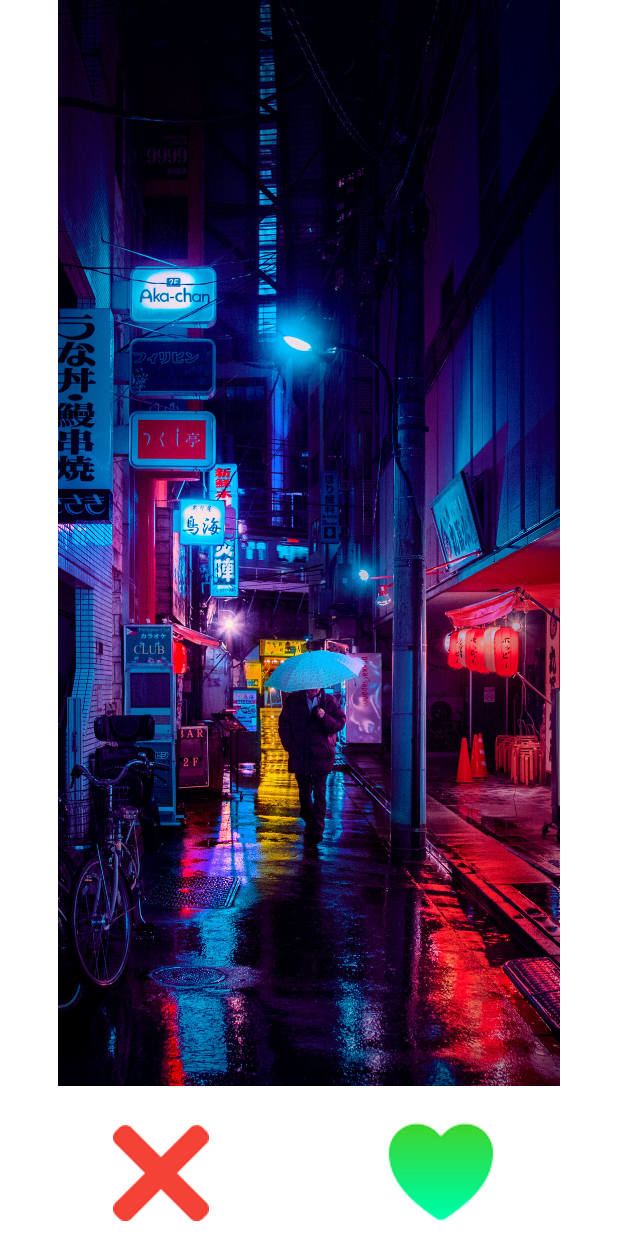
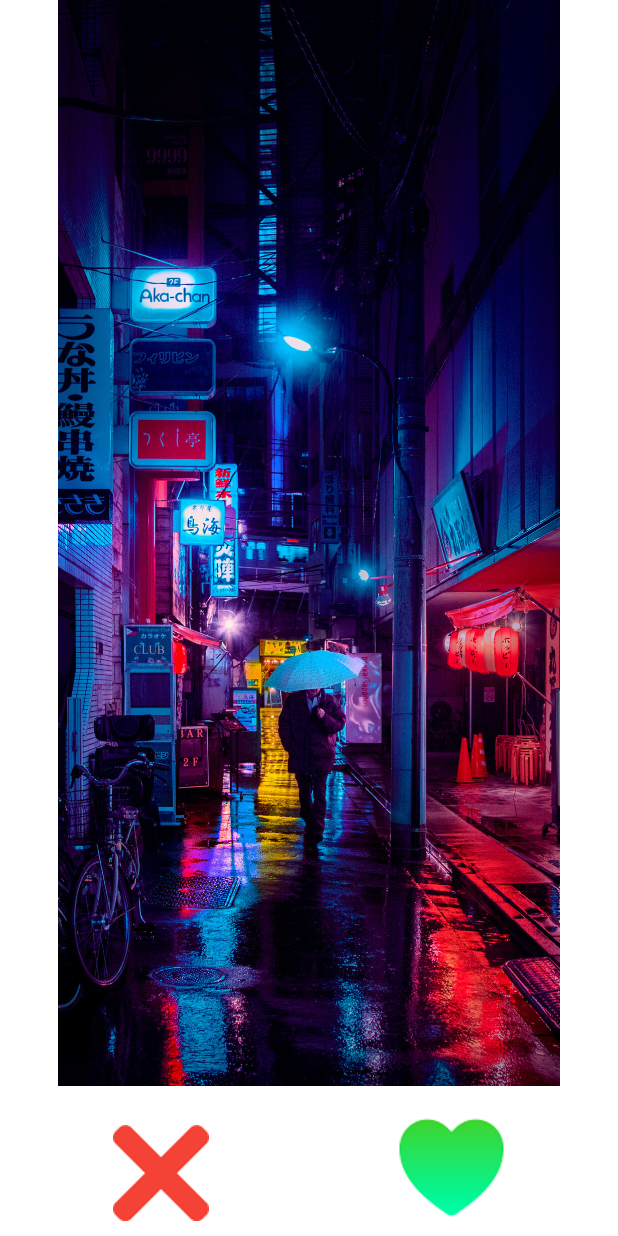
Before and after one commit to estesiee/Pinder_project_E4, an Android app: the screen it shows after launch (MainActivity), on a phone screen of 412 x 824 dp. Run offline under Robolectric (Android 15) with nearby library versions, the phone set to English and light mode, and no system bars; our stand-ins replace navigation-ui.

Commit message:
UpdateImage2.0

```diff
--- a/app/src/main/res/layout/home_page.xml
+++ b/app/src/main/res/layout/home_page.xml
@@ -24,7 +24,7 @@
         android:layout_alignParentEnd="true"
         android:layout_alignParentBottom="true"
         android:layout_marginEnd="75dp"
-        android:layout_marginBottom="0dp"
+        android:layout_marginBottom="10dp"
         android:background="@null"
         app:srcCompat="@drawable/love"
          />
```
Also changed, not shown: app/src/main/res/drawable/love.png.
